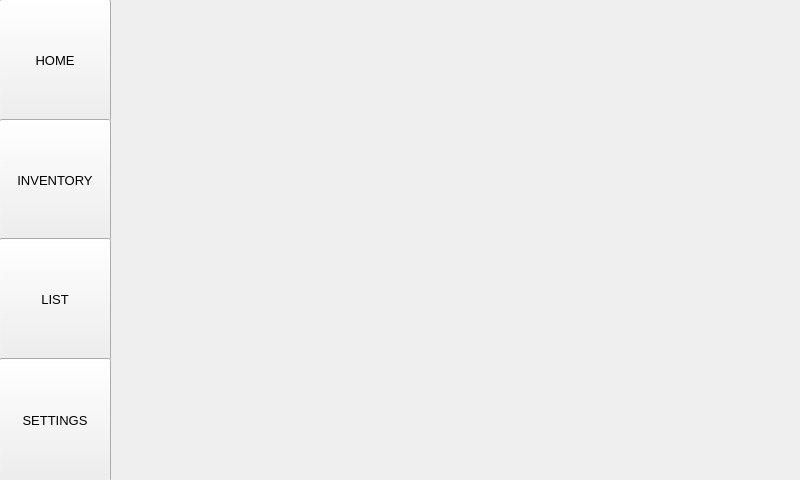
Qt form mainwindow.ui (jspinn/Foodventory) before a commit.
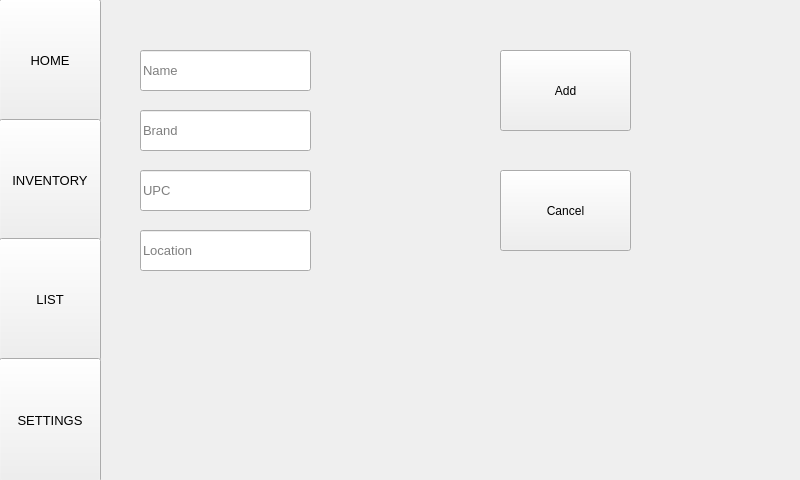
The same form after that commit. The open tabs and pages were chosen to show the change.

Diff of the .ui file:
```diff
--- a/mainwindow.ui
+++ b/mainwindow.ui
@@ -25,9 +25,9 @@
    <widget class="QStackedWidget" name="stackedWidget">
     <property name="geometry">
      <rect>
-      <x>110</x>
+      <x>100</x>
       <y>0</y>
-      <width>690</width>
+      <width>701</width>
       <height>481</height>
      </rect>
     </property>
@@ -201,14 +201,155 @@
       </property>
      </widget>
     </widget>
-    <widget class="QWidget" name="settings"/>
+    <widget class="QWidget" name="settings">
+     <widget class="QPushButton" name="exitButton">
+      <property name="geometry">
+       <rect>
+        <x>530</x>
+        <y>380</y>
+        <width>141</width>
+        <height>81</height>
+       </rect>
+      </property>
+      <property name="text">
+       <string>EXIT</string>
+      </property>
+     </widget>
+    </widget>
+    <widget class="QWidget" name="putAway">
+     <widget class="QPushButton" name="manualButton">
+      <property name="geometry">
+       <rect>
+        <x>220</x>
+        <y>390</y>
+        <width>221</width>
+        <height>71</height>
+       </rect>
+      </property>
+      <property name="text">
+       <string>Enter Manually</string>
+      </property>
+     </widget>
+    </widget>
+    <widget class="QWidget" name="manualEnter">
+     <widget class="QLineEdit" name="nameLineEdit">
+      <property name="geometry">
+       <rect>
+        <x>40</x>
+        <y>50</y>
+        <width>171</width>
+        <height>41</height>
+       </rect>
+      </property>
+      <property name="font">
+       <font>
+        <pointsize>10</pointsize>
+       </font>
+      </property>
+      <property name="placeholderText">
+       <string>Name</string>
+      </property>
+     </widget>
+     <widget class="QLineEdit" name="brandLineEdit">
+      <property name="geometry">
+       <rect>
+        <x>40</x>
+        <y>110</y>
+        <width>171</width>
+        <height>41</height>
+       </rect>
+      </property>
+      <property name="font">
+       <font>
+        <pointsize>10</pointsize>
+       </font>
+      </property>
+      <property name="placeholderText">
+       <string>Brand</string>
+      </property>
+     </widget>
+     <widget class="QLineEdit" name="upcLineEdit">
+      <property name="geometry">
+       <rect>
+        <x>40</x>
+        <y>170</y>
+        <width>171</width>
+        <height>41</height>
+       </rect>
+      </property>
+      <property name="font">
+       <font>
+        <pointsize>10</pointsize>
+       </font>
+      </property>
+      <property name="inputMethodHints">
+       <set>Qt::ImhDigitsOnly</set>
+      </property>
+      <property name="placeholderText">
+       <string>UPC</string>
+      </property>
+      <property name="clearButtonEnabled">
+       <bool>false</bool>
+      </property>
+     </widget>
+     <widget class="QLineEdit" name="locationLineEdit">
+      <property name="geometry">
+       <rect>
+        <x>40</x>
+        <y>230</y>
+        <width>171</width>
+        <height>41</height>
+       </rect>
+      </property>
+      <property name="font">
+       <font>
+        <pointsize>10</pointsize>
+       </font>
+      </property>
+      <property name="inputMethodHints">
+       <set>Qt::ImhDigitsOnly</set>
+      </property>
+      <property name="placeholderText">
+       <string>Location</string>
+      </property>
+      <property name="clearButtonEnabled">
+       <bool>false</bool>
+      </property>
+     </widget>
+     <widget class="QPushButton" name="manualAddButton">
+      <property name="geometry">
+       <rect>
+        <x>400</x>
+        <y>50</y>
+        <width>131</width>
+        <height>81</height>
+       </rect>
+      </property>
+      <property name="text">
+       <string>Add</string>
+      </property>
+     </widget>
+     <widget class="QPushButton" name="manualCancelButton">
+      <property name="geometry">
+       <rect>
+        <x>400</x>
+        <y>170</y>
+        <width>131</width>
+        <height>81</height>
+       </rect>
+      </property>
+      <property name="text">
+       <string>Cancel</string>
+      </property>
+     </widget>
+    </widget>
    </widget>
    <widget class="QPushButton" name="homeButton">
     <property name="geometry">
      <rect>
       <x>-1</x>
       <y>-1</y>
-      <width>112</width>
+      <width>102</width>
       <height>123</height>
      </rect>
     </property>
@@ -226,7 +367,7 @@
      <rect>
       <x>-1</x>
       <y>119</y>
-      <width>112</width>
+      <width>102</width>
       <height>122</height>
      </rect>
     </property>
@@ -244,7 +385,7 @@
      <rect>
       <x>-1</x>
       <y>238</y>
-      <width>112</width>
+      <width>102</width>
       <height>123</height>
      </rect>
     </property>
@@ -262,7 +403,7 @@
      <rect>
       <x>-1</x>
       <y>358</y>
-      <width>112</width>
+      <width>102</width>
       <height>124</height>
      </rect>
     </property>
```
Left out of the diff: 49 changed lines with no effect on the pictures.
